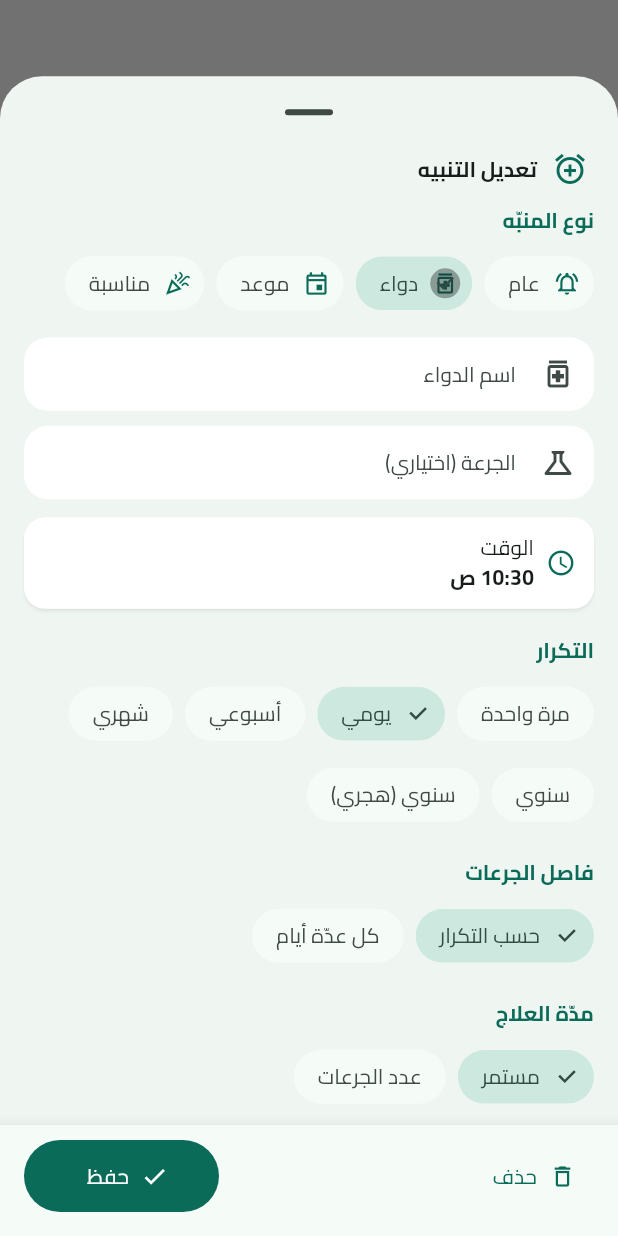
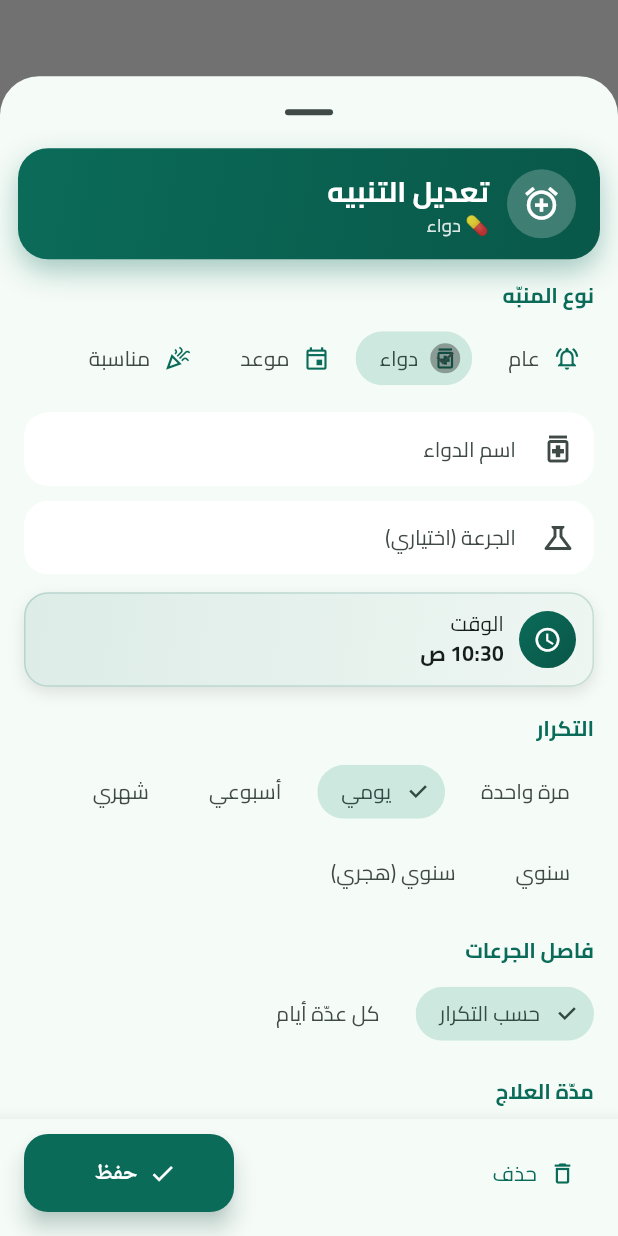
Before and after one commit to alaoufi/Alarm, a Flutter app: what showStandaloneReminderDialog() shows on an empty page, opened directly with empty values, after a tap on "دواء", on a phone screen of 412 x 824 dp. Run offline on Flutter 3.47's test engine with Material 3 defaults, Android fonts, the phone set to English and light mode, and no system bars; drawn by our look-alikes of dynamic_color; our stand-ins replace audioplayers, device_info_plus, file_picker, flutter_colorpicker, flutter_local_notifications, flutter_secure_storage and 14 more; missing offline and left inert: android_id, cryptography, encrypt, extension_google_sign_in_as_googleapis_auth, flutter_quill, googleapis and 2 more; accounts and stored records are empty; project files that could hold a hidden picture were left out.

Commit message:
Modernize add-reminder sheet with a 3D look
Rounded top corners, a gradient header with a raised alarm badge and
live type subtitle, 3D gradient date/time picker cards with circular
icon badges, and a larger elevated rounded save button.

Co-Authored-By: Claude Opus 4.8 <noreply@anthropic.com>
Claude-Session: https://claude.ai/code/session_01BxxEJmdvHg3JWaFnm8CD2M

```diff
--- a/lib/features/reminders/standalone_reminder_dialog.dart
+++ b/lib/features/reminders/standalone_reminder_dialog.dart
@@ -158,6 +158,10 @@ Future<void> showStandaloneReminderDialog(BuildContext context,
     context: context,
     isScrollControlled: true,
     showDragHandle: true,
+    backgroundColor: Theme.of(context).colorScheme.surface,
+    shape: const RoundedRectangleBorder(
+      borderRadius: BorderRadius.vertical(top: Radius.circular(26)),
+    ),
     builder: (context) {
       return StatefulBuilder(
         builder: (context, setState) {
@@ -229,36 +233,79 @@ Future<void> showStandaloneReminderDialog(BuildContext context,
                         color: scheme.primary, fontWeight: FontWeight.bold)),
               );
 
-          // بطاقة منتقي (تاريخ/وقت) صغيرة بحدّ ولمسة بارزة.
+          // بطاقة منتقي (تاريخ/وقت) ثلاثيّة الأبعاد بشارة دائريّة وتدرّج.
           Widget pickerCard(
                   IconData icon, String lbl, String value, VoidCallback onTap) =>
               Expanded(
+                child: DecoratedBox(
+                  decoration: BoxDecoration(
+                    borderRadius: BorderRadius.circular(16),
+                    gradient: LinearGradient(
+                      begin: Alignment.topLeft,
+                      end: Alignment.bottomRight,
+                      colors: [
+                        Color.alphaBlend(
+                            scheme.primary.withOpacity(0.10), scheme.surface),
+                        Color.alphaBlend(
+                            scheme.primary.withOpacity(0.03), scheme.surface),
+                      ],
+                    ),
+                    border:
+                        Border.all(color: scheme.primary.withOpacity(0.18)),
+                    boxShadow: [
+                      BoxShadow(
+                        color: Colors.black.withOpacity(0.10),
+                        blurRadius: 8,
+                        offset: const Offset(0, 4),
+                      ),
+                    ],
+                  ),
                   child: Material(
-                  color: Theme.of(context).inputDecorationTheme.fillColor,
-                  elevation: 1,
-                  shadowColor: scheme.shadow.withOpacity(0.3),
-                  borderRadius: BorderRadius.circular(14),
+                    type: MaterialType.transparency,
                     child: InkWell(
-                    borderRadius: BorderRadius.circular(14),
+                      borderRadius: BorderRadius.circular(16),
                       onTap: onTap,
                       child: Padding(
                         padding: const EdgeInsets.symmetric(
-                          horizontal: 12, vertical: 11),
+                            horizontal: 12, vertical: 12),
                         child: Row(children: [
-                        Icon(icon, size: 20, color: scheme.primary),
-                        const SizedBox(width: 8),
-                        Column(
+                          Container(
+                            width: 38,
+                            height: 38,
+                            decoration: BoxDecoration(
+                              shape: BoxShape.circle,
+                              gradient: LinearGradient(
+                                begin: Alignment.topLeft,
+                                end: Alignment.bottomRight,
+                                colors: [
+                                  scheme.primary,
+                                  Color.alphaBlend(Colors.black.withOpacity(0.2),
+                                      scheme.primary),
+                                ],
+                              ),
+                            ),
+                            child: Icon(icon, size: 19, color: Colors.white),
+                          ),
+                          const SizedBox(width: 10),
+                          Flexible(
+                            child: Column(
                               crossAxisAlignment: CrossAxisAlignment.start,
                               mainAxisSize: MainAxisSize.min,
                               children: [
                                 Text(lbl,
-                                style: Theme.of(context).textTheme.bodySmall),
+                                    style:
+                                        Theme.of(context).textTheme.bodySmall),
                                 Text(value,
+                                    maxLines: 1,
+                                    overflow: TextOverflow.ellipsis,
                                     style: const TextStyle(
-                                    fontWeight: FontWeight.bold, fontSize: 14)),
+                                        fontWeight: FontWeight.bold,
+                                        fontSize: 14)),
                               ],
                             ),
+                          ),
                         ]),
+                      ),
                     ),
                   ),
                 ),
@@ -295,17 +342,66 @@ Future<void> showStandaloneReminderDialog(BuildContext context,
               child: Column(
                 mainAxisSize: MainAxisSize.min,
                 children: [
-                  // العنوان (ثابت).
-                  Padding(
-                    padding: const EdgeInsets.fromLTRB(20, 2, 20, 8),
+                  // رأس متدرّج ثلاثيّ الأبعاد بشارة بارزة (ثابت).
+                  Container(
+                    width: double.infinity,
+                    margin: const EdgeInsets.fromLTRB(12, 0, 12, 10),
+                    padding:
+                        const EdgeInsets.symmetric(horizontal: 16, vertical: 14),
+                    decoration: BoxDecoration(
+                      borderRadius: BorderRadius.circular(20),
+                      gradient: LinearGradient(
+                        begin: Alignment.topLeft,
+                        end: Alignment.bottomRight,
+                        colors: [
+                          scheme.primary,
+                          Color.alphaBlend(
+                              Colors.black.withOpacity(0.18), scheme.primary),
+                        ],
+                      ),
+                      boxShadow: [
+                        BoxShadow(
+                          color: scheme.primary.withOpacity(0.35),
+                          blurRadius: 16,
+                          offset: const Offset(0, 8),
+                        ),
+                      ],
+                    ),
                     child: Row(children: [
-                      Icon(Icons.add_alarm, color: scheme.primary),
-                      const SizedBox(width: 10),
-                      Text(existing == null ? s.t('rd_new') : s.t('rd_edit'),
-                          style: Theme.of(context)
-                              .textTheme
-                              .titleLarge
-                              ?.copyWith(fontWeight: FontWeight.bold)),
+                      Container(
+                        width: 46,
+                        height: 46,
+                        decoration: BoxDecoration(
+                          shape: BoxShape.circle,
+                          color: Colors.white.withOpacity(0.22),
+                        ),
+                        child: const Icon(Icons.add_alarm,
+                            color: Colors.white, size: 26),
+                      ),
+                      const SizedBox(width: 12),
+                      Expanded(
+                        child: Column(
+                          crossAxisAlignment: CrossAxisAlignment.start,
+                          mainAxisSize: MainAxisSize.min,
+                          children: [
+                            Text(
+                              existing == null ? s.t('rd_new') : s.t('rd_edit'),
+                              style: const TextStyle(
+                                  color: Colors.white,
+                                  fontWeight: FontWeight.bold,
+                                  fontSize: 19),
+                            ),
+                            Text(
+                              '${kind.emoji}${s.t(kind.label)}',
+                              maxLines: 1,
+                              overflow: TextOverflow.ellipsis,
+                              style: TextStyle(
+                                  color: Colors.white.withOpacity(0.85),
+                                  fontSize: 12.5),
+                            ),
+                          ],
+                        ),
+                      ),
                     ]),
                   ),
                   // المحتوى (قابل للتمرير).
@@ -849,7 +945,14 @@ Future<void> showStandaloneReminderDialog(BuildContext context,
                           const Spacer(),
                           FilledButton.icon(
                             style: FilledButton.styleFrom(
-                                minimumSize: const Size(130, 48)),
+                              minimumSize: const Size(140, 52),
+                              elevation: 6,
+                              shadowColor: scheme.primary.withOpacity(0.5),
+                              shape: RoundedRectangleBorder(
+                                  borderRadius: BorderRadius.circular(16)),
+                              textStyle: const TextStyle(
+                                  fontWeight: FontWeight.bold, fontSize: 15),
+                            ),
                             onPressed: () async {
                               final finalTitle = composeTitle();
                               final isMed = kind == ReminderKind.medication;
```
Lines whose indentation alone changed are shown as unchanged.
